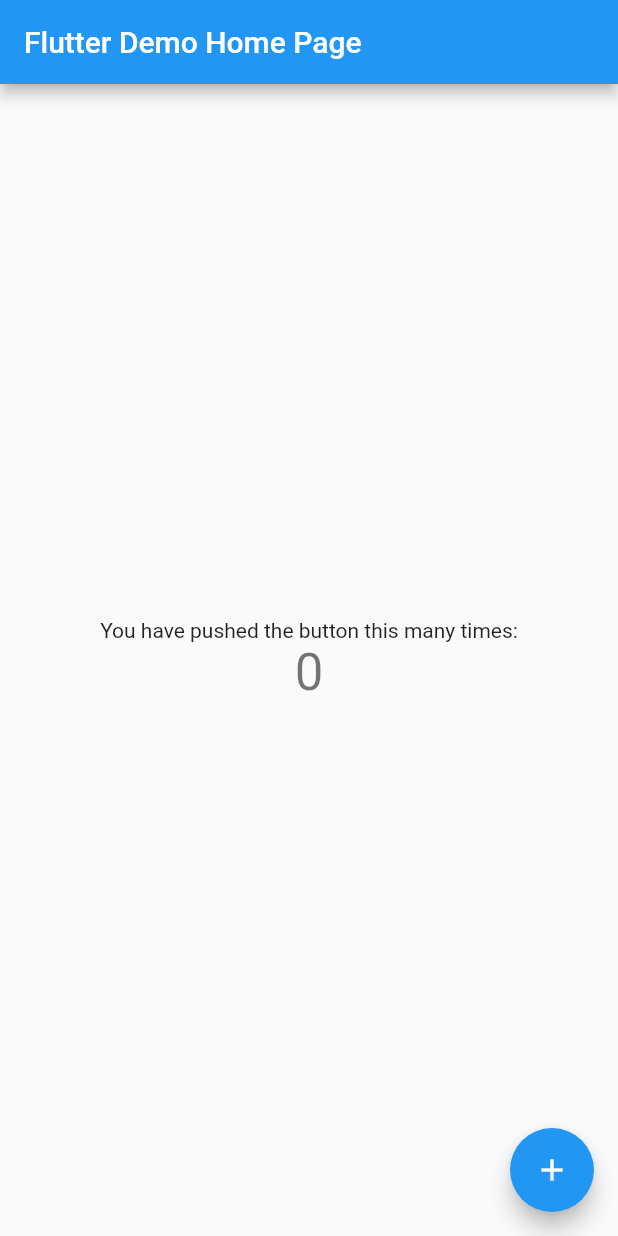
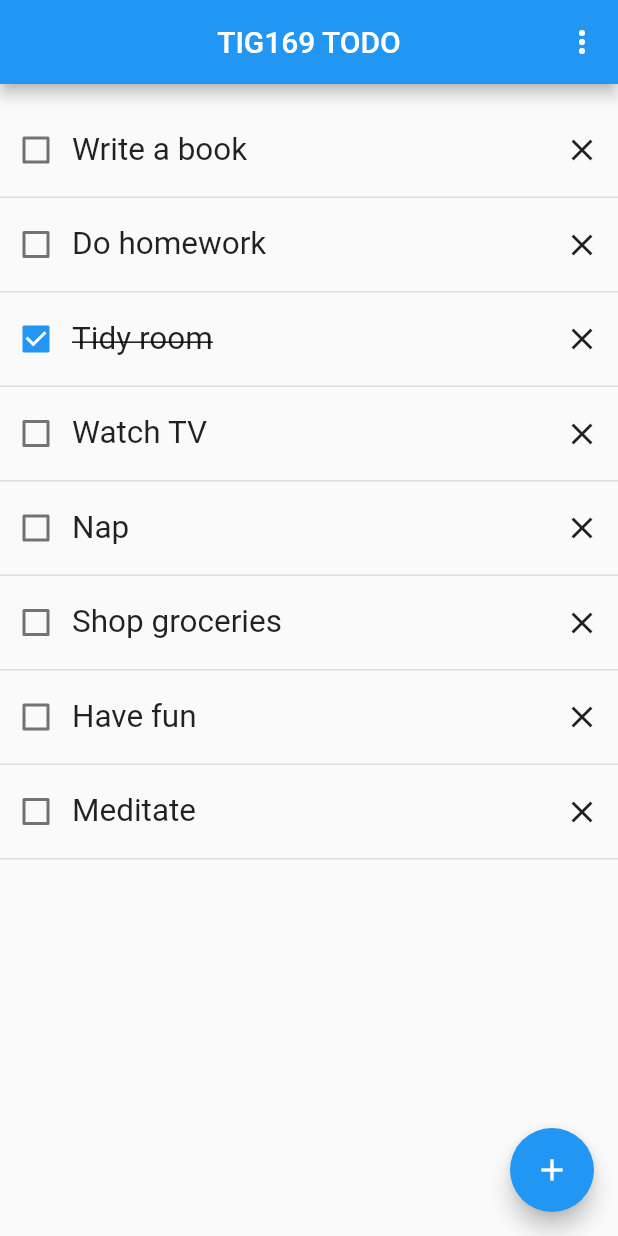
Before and after one commit to gu-tig169-ht21/gusgardpa, a Flutter app: the screen it shows after launch, on a phone screen of 412 x 824 dp. Run offline on Flutter 3.47's test engine with Material 2 defaults, Android fonts, the phone set to English and light mode, and no system bars.

Commit message:
Rushed version of step 1 due to illness.

```diff
--- a/lib/main.dart
+++ b/lib/main.dart
@@ -7,37 +7,20 @@ void main() {
 class MyApp extends StatelessWidget {
   const MyApp({Key? key}) : super(key: key);
 
-  // This widget is the root of your application.
   @override
   Widget build(BuildContext context) {
     return MaterialApp(
-      title: 'Flutter Demo',
+      title: 'TIG169 TODO',
       theme: ThemeData(
-        // Try running your application with "flutter run". You'll see the
-        // application has a blue toolbar. Then, without quitting the app, try
-        // changing the primarySwatch below to Colors.green and then invoke
-        // "hot reload" (press "r" in the console where you ran "flutter run",
-        // or simply save your changes to "hot reload" in a Flutter IDE).
-        // Notice that the counter didn't reset back to zero; the application
-        // is not restarted.
         primarySwatch: Colors.blue,
       ),
-      home: const MyHomePage(title: 'Flutter Demo Home Page'),
+      home: const MyHomePage(title: 'TIG169 TODO'),
     );
   }
 }
 
 class MyHomePage extends StatefulWidget {
   const MyHomePage({Key? key, required this.title}) : super(key: key);
-
-  // This widget is the home page of your application. It is stateful, meaning
-  // that it has a State object (defined below) that contains fields that affect
-  // how it looks.
-
-  // This class is the configuration for the state. It holds the values (in this
-  // case the title) provided by the parent (in this case the App widget) and
-  // used by the build method of the State. Fields in a Widget subclass are
-  // always marked "final".
 
   final String title;
 
@@ -46,68 +29,130 @@ class MyHomePage extends StatefulWidget {
 }
 
 class _MyHomePageState extends State<MyHomePage> {
-  int _counter = 0;
-
-  void _incrementCounter() {
-    setState(() {
-      // This call to setState tells the Flutter framework that something has
-      // changed in this State, which causes it to rerun the build method below
-      // so that the display can reflect the updated values. If we changed
-      // _counter without calling setState(), then the build method would not be
-      // called again, and so nothing would appear to happen.
-      _counter++;
-    });
-  }
-
   @override
   Widget build(BuildContext context) {
-    // This method is rerun every time setState is called, for instance as done
-    // by the _incrementCounter method above.
-    //
-    // The Flutter framework has been optimized to make rerunning build methods
-    // fast, so that you can just rebuild anything that needs updating rather
-    // than having to individually change instances of widgets.
     return Scaffold(
-      appBar: AppBar(
-        // Here we take the value from the MyHomePage object that was created by
-        // the App.build method, and use it to set our appbar title.
-        title: Text(widget.title),
-      ),
+      appBar: AppBar(centerTitle: true, title: Text(widget.title), actions: [
+        IconButton(
+            icon: const Icon(Icons.more_vert),
+            onPressed: () {
+              Navigator.push(context,
+                  MaterialPageRoute(builder: (context) => SecondView()));
+            })
+      ]),
       body: Center(
-        // Center is a layout widget. It takes a single child and positions it
-        // in the middle of the parent.
         child: Column(
-          // Column is also a layout widget. It takes a list of children and
-          // arranges them vertically. By default, it sizes itself to fit its
-          // children horizontally, and tries to be as tall as its parent.
-          //
-          // Invoke "debug painting" (press "p" in the console, choose the
-          // "Toggle Debug Paint" action from the Flutter Inspector in Android
-          // Studio, or the "Toggle Debug Paint" command in Visual Studio Code)
-          // to see the wireframe for each widget.
-          //
-          // Column has various properties to control how it sizes itself and
-          // how it positions its children. Here we use mainAxisAlignment to
-          // center the children vertically; the main axis here is the vertical
-          // axis because Columns are vertical (the cross axis would be
-          // horizontal).
-          mainAxisAlignment: MainAxisAlignment.center,
+          mainAxisAlignment: MainAxisAlignment.start,
           children: <Widget>[
-            const Text(
-              'You have pushed the button this many times:',
-            ),
-            Text(
-              '$_counter',
-              style: Theme.of(context).textTheme.headline4,
-            ),
+            Container(height: 20),
+            _checkbox('Write a book'),
+            _divide(),
+            _checkbox('Do homework'),
+            _divide(),
+            _checkedcheckbox('Tidy room'),
+            _divide(),
+            _checkbox('Watch TV'),
+            _divide(),
+            _checkbox('Nap'),
+            _divide(),
+            _checkbox('Shop groceries'),
+            _divide(),
+            _checkbox('Have fun'),
+            _divide(),
+            _checkbox('Meditate'),
+            _divide(),
           ],
         ),
       ),
-      floatingActionButton: FloatingActionButton(
-        onPressed: _incrementCounter,
-        tooltip: 'Increment',
-        child: const Icon(Icons.add),
-      ), // This trailing comma makes auto-formatting nicer for build methods.
+      floatingActionButton:
+          FloatingActionButton(child: const Icon(Icons.add), onPressed: () {}),
+    );
+  }
+
+  Widget _checkbox(String text) {
+    return Row(
+      children: [
+        Checkbox(
+          value: false,
+          onChanged: (val) {},
+        ),
+        Text(text, style: const TextStyle(fontSize: 21)),
+        const Spacer(),
+        IconButton(onPressed: () {}, icon: const Icon(Icons.clear)),
+      ],
+    );
+  }
+
+  Widget _checkedcheckbox(String text) {
+    return Row(
+      children: [
+        Checkbox(
+          value: true,
+          onChanged: (val) {},
+        ),
+        Text(text,
+            style: const TextStyle(
+                decoration: TextDecoration.lineThrough, fontSize: 21)),
+        const Spacer(),
+        IconButton(onPressed: () {}, icon: const Icon(Icons.clear)),
+      ],
+    );
+  }
+
+  Widget _divide() {
+    return const Divider(
+      height: 15,
+      thickness: 1,
     );
   }
 }
+
+/* **************************  SECOND VIEW ********************* */
+
+class SecondView extends StatelessWidget {
+  @override
+  Widget build(BuildContext context) {
+    return Scaffold(
+        appBar: AppBar(
+          centerTitle: true,
+          title: Text('TIG169 TODO'),
+        ),
+        body: Center(
+          child: Column(
+            mainAxisAlignment: MainAxisAlignment.start,
+            children: [
+              Container(
+                height: 20.0,
+              ),
+              _inputBox(),
+              _button(),
+            ],
+          ),
+        ));
+  }
+
+  Widget _inputBox() {
+    return Container(
+        alignment: Alignment.center,
+        padding: const EdgeInsets.all(5),
+        margin: const EdgeInsets.all(20),
+        child: const TextField(
+            decoration: InputDecoration(
+          enabledBorder: OutlineInputBorder(
+              borderSide: BorderSide(color: Colors.black, width: 2.0)),
+          labelText: 'What are you going to do?',
+        )));
+  }
+
+  Widget _button() {
+    return TextButton(
+        style: ButtonStyle(
+          foregroundColor: MaterialStateProperty.all<Color>(Colors.black),
+        ),
+        onPressed: () {},
+        child: const Text(
+          '+ ADD',
+          style: TextStyle(fontSize: 20, fontWeight: FontWeight.bold),
+        ));
+  }
+}
```
